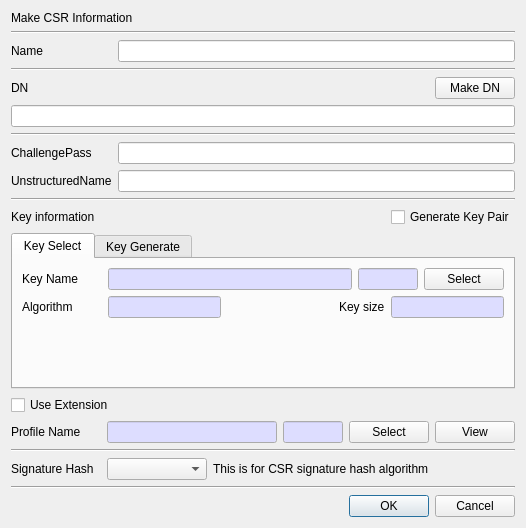
This is CertMan/make_req_dlg.ui in jykim74/CertMan as Qt 5 draws it before an edit. The edited form follows.
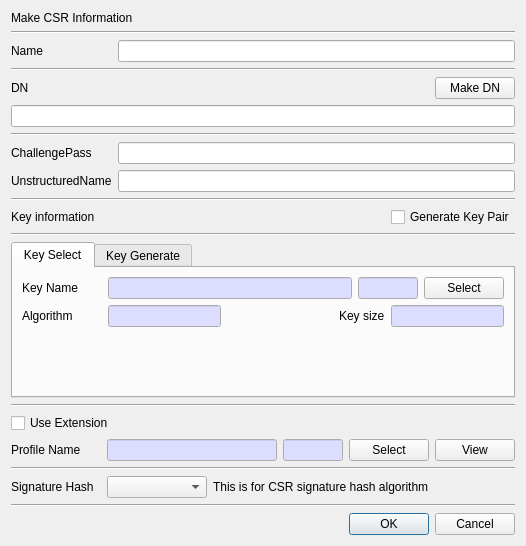
This is the edited form. The open tabs and pages were chosen to show the change.

The edit to the form file:
```diff
--- a/CertMan/make_req_dlg.ui
+++ b/CertMan/make_req_dlg.ui
@@ -7,7 +7,7 @@
     <x>0</x>
     <y>0</y>
     <width>526</width>
-    <height>528</height>
+    <height>546</height>
    </rect>
   </property>
   <property name="windowTitle">
@@ -163,6 +163,13 @@
      </item>
     </layout>
    </item>
+   <item>
+    <widget class="Line" name="line_10">
+     <property name="orientation">
+      <enum>Qt::Horizontal</enum>
+     </property>
+    </widget>
+   </item>
    <item>
     <widget class="QTabWidget" name="mKeyInfoTab">
      <property name="minimumSize">
@@ -646,6 +653,13 @@
      </widget>
     </widget>
    </item>
+   <item>
+    <widget class="Line" name="line_9">
+     <property name="orientation">
+      <enum>Qt::Horizontal</enum>
+     </property>
+    </widget>
+   </item>
    <item>
     <widget class="QCheckBox" name="mUseExtensionCheck">
      <property name="text">
```
Left out of the diff: 2 changed lines with no effect on the pictures.
